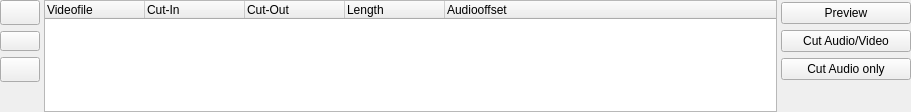
Before: the Qt Designer form branches/remove_qt3_support_branch/ui/cutlistwidget.ui in BackupTheBerlios/ttcut-svn, drawn with Qt 5.
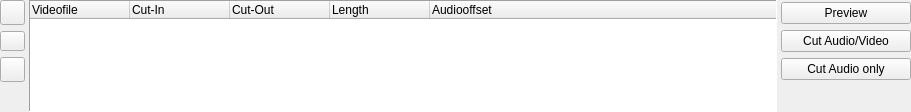
After: the same form once the commit is applied. Icons and pictures are not drawn.

Diff of the .ui file:
```diff
--- a/branches/remove_qt3_support_branch/ui/cutlistwidget.ui
+++ b/branches/remove_qt3_support_branch/ui/cutlistwidget.ui
@@ -30,9 +30,21 @@
    </property>
    <item rowspan="2" row="0" column="1" >
     <widget class="QTreeWidget" name="videoCutList" >
+     <property name="minimumSize" >
+      <size>
+       <width>25</width>
+       <height>20</height>
+      </size>
+     </property>
+     <property name="focusPolicy" >
+      <enum>Qt::StrongFocus</enum>
+     </property>
      <property name="contextMenuPolicy" >
       <enum>Qt::CustomContextMenu</enum>
      </property>
+     <property name="frameShape" >
+      <enum>QFrame::Panel</enum>
+     </property>
      <property name="rootIsDecorated" >
       <bool>false</bool>
      </property>
@@ -145,6 +157,12 @@
          <height>25</height>
         </size>
        </property>
+       <property name="maximumSize" >
+        <size>
+         <width>25</width>
+         <height>25</height>
+        </size>
+       </property>
        <property name="text" >
         <string/>
        </property>
@@ -169,6 +187,12 @@
          <height>20</height>
         </size>
        </property>
+       <property name="maximumSize" >
+        <size>
+         <width>25</width>
+         <height>25</height>
+        </size>
+       </property>
        <property name="text" >
         <string/>
        </property>
@@ -193,6 +217,12 @@
          <height>25</height>
         </size>
        </property>
+       <property name="maximumSize" >
+        <size>
+         <width>25</width>
+         <height>25</height>
+        </size>
+       </property>
        <property name="text" >
         <string/>
        </property>
```
